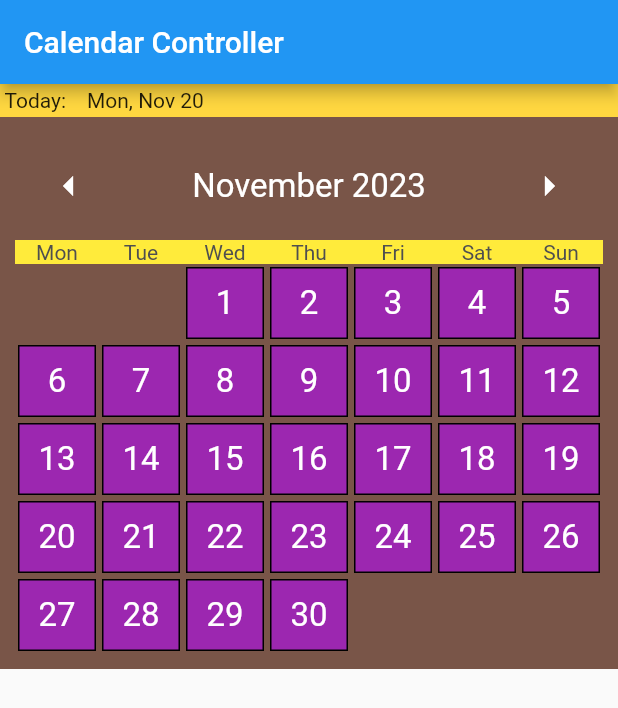
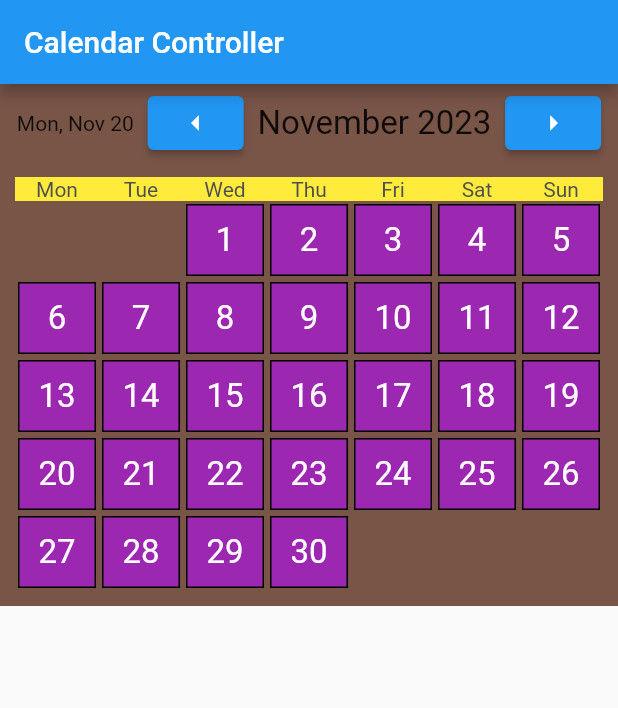
Before and after one commit to basabaich/test_table_calendar_chatgpt_sample_1, a Flutter app: the screen it shows after launch, on a phone screen of 412 x 824 dp. Shown: the top 708 px of the screen. Run offline on Flutter 3.47's test engine with Material 2 defaults, Android fonts, the phone set to English and light mode, and no system bars; drawn by our look-alikes of table_calendar.

Commit message:
initial commit

```diff
--- a/lib/main.dart
+++ b/lib/main.dart
@@ -37,8 +37,12 @@ class _MyHomePageState extends State<MyHomePage> {
   Widget build(BuildContext context) {
     //format the DateTime using date format. There are two ways to do it. If
     //one is chosen the other line should be commented out.
-    // String formattedDate = DateFormat('d-MMMM-y').format(_displayDate);
-    String formattedDate = DateFormat.MMMEd().format(_displayDate);
+    // String formattedDate1 = DateFormat('d-MMMM-y').format(_displayDate);
+    String formattedDate2 = DateFormat.MMMEd().format(_displayDate);
+
+    // Below "calendarDateYear" will show the month & year at the centre of the
+    //custom header we have made here.
+    String calendarDateYear = DateFormat.yMMMM().format(_focusedDay);
     return Scaffold(
       appBar: AppBar(
         title: const Text("Calendar Controller"),
@@ -48,41 +52,48 @@ class _MyHomePageState extends State<MyHomePage> {
           crossAxisAlignment: CrossAxisAlignment.start,
           children: [
             Container(
-                padding: const EdgeInsets.all(3.0),
-                width: double.infinity,
-                color: Colors.amberAccent,
-                child: Text("Today:    $formattedDate")),
+              padding: const EdgeInsets.all(2.0),
+              color: Colors.brown,
+              child: Row(
+                mainAxisAlignment: MainAxisAlignment.spaceEvenly,
+                children: [
+                  //Text on today's day, month & date
+                  Text(formattedDate2),
+                  //Previous button method
+                  CustomPrevMonthButton(
+                    onPressed: () {
+                      setState(() {
+                        _focusedDay = DateTime(
+                          _focusedDay.year,
+                          _focusedDay.month - 1,
+                        ); //DateTime
+                      });
+                    },
+                  ), //CustomPrevMonthButton
+                  //Text button to show the month & year
+                  Text(
+                    calendarDateYear,
+                    style: const TextStyle(fontSize: 22),
+                  ), //Text
+                  //Next button method
+                  CustomNextMonthButton(
+                    onPressed: () {
+                      setState(() {
+                        _focusedDay = DateTime(
+                          _focusedDay.year,
+                          _focusedDay.month + 1,
+                        ); //DateTime
+                      });
+                    },
+                  ), //CustomNextMonthButton
+                ],
+              ), //Row
+            ), //Container
             Container(
               padding: const EdgeInsets.all(10.0),
               color: Colors.brown,
               child: TableCalendar(
-                headerStyle: const HeaderStyle(
-                  titleCentered: true,
-                  titleTextStyle: TextStyle(
-                    fontSize: 22,
-                    color: Colors.white,
-                  ),
-                  formatButtonVisible: false,
-                  formatButtonShowsNext: false,
-                  // leftChevronPadding: EdgeInsets.all(0.0),
-                  // leftChevronMargin: EdgeInsets.all(0.0),
-                  leftChevronIcon: Icon(
-                    Icons.arrow_left,
-                    size: 32.0,
-                    color: Colors.white,
-                  ),
-                  rightChevronIcon: Icon(
-                    Icons.arrow_right,
-                    size: 32.0,
-                    color: Colors.white,
-                  ),
-                  // rightChevronPadding: EdgeInsets.all(2.0),
-                  // rightChevronMargin: EdgeInsets.all(3.0),
-                  // formatButtonDecoration: BoxDecoration(
-                  //   shape: BoxShape.rectangle,
-                  //   color: Colors.blueAccent,
-                  // ),
-                ),
+                headerVisible: false,
                 //"daysOfWeekStyle" can give a background color behind the day
                 //names at the top.
                 daysOfWeekStyle: const DaysOfWeekStyle(
@@ -135,7 +146,7 @@ class _MyHomePageState extends State<MyHomePage> {
                   defaultTextStyle: const TextStyle(
                     color: Colors.white,
                     fontSize: 22,
-                  ),
+                  ), //TextStyle
                   isTodayHighlighted: false,
                   outsideDaysVisible: false,
                   cellMargin: const EdgeInsets.all(2.0),
@@ -143,12 +154,12 @@ class _MyHomePageState extends State<MyHomePage> {
                     color: Colors.blue,
                     shape: BoxShape.rectangle,
                     borderRadius: BorderRadius.circular(8.0),
-                  ),
+                  ), //BoxDecoration
                   selectedDecoration: BoxDecoration(
                     color: Colors.green,
                     shape: BoxShape.rectangle,
                     borderRadius: BorderRadius.circular(8.0),
-                  ),
+                  ), //BoxDecoration
                   defaultDecoration: BoxDecoration(
                     color: Colors.purple,
                     border: Border.all(color: Colors.black),
@@ -165,3 +176,33 @@ class _MyHomePageState extends State<MyHomePage> {
     ); //Scaffold
   }
 }
+
+class CustomPrevMonthButton extends StatelessWidget {
+  const CustomPrevMonthButton({required this.onPressed, super.key});
+  final VoidCallback onPressed;
+
+  @override
+  Widget build(BuildContext context) {
+    return ElevatedButton(
+      onPressed: onPressed,
+      child: const Icon(
+        Icons.arrow_left,
+      ), //Icon
+    ); //ElevatedButton
+  }
+}
+
+class CustomNextMonthButton extends StatelessWidget {
+  const CustomNextMonthButton({required this.onPressed, super.key});
+  final VoidCallback onPressed;
+
+  @override
+  Widget build(BuildContext context) {
+    return ElevatedButton(
+      onPressed: onPressed,
+      child: const Icon(
+        Icons.arrow_right,
+      ), //Icon
+    ); //ElevatedButton
+  }
+}
```
